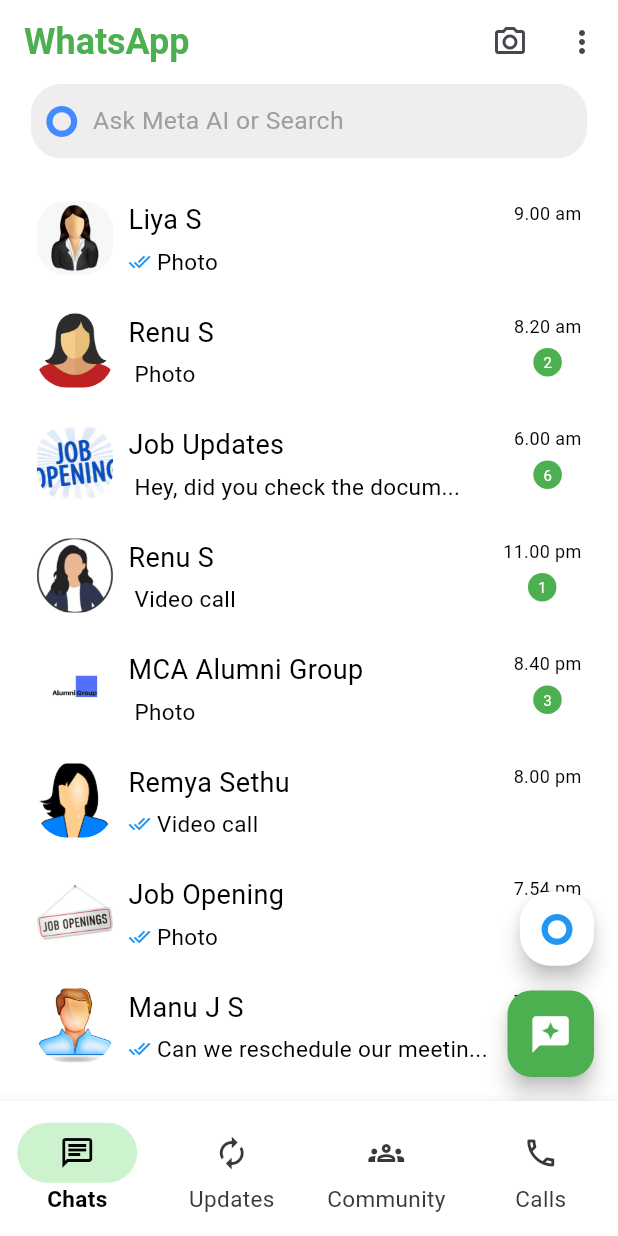
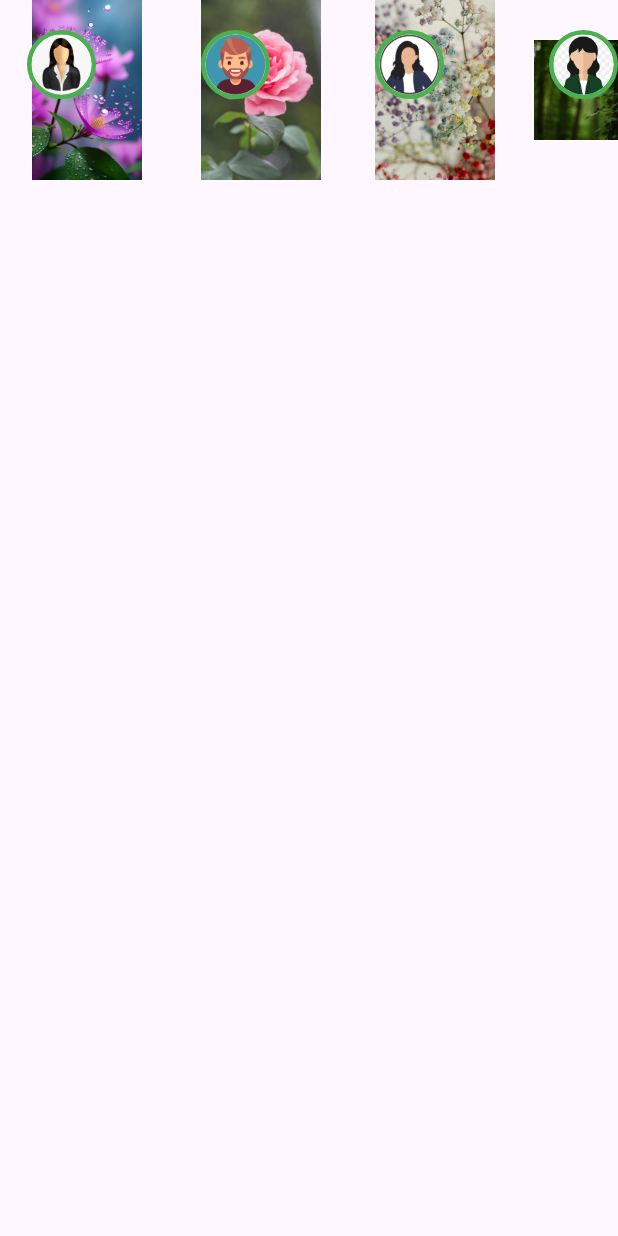
Before and after one commit to ardrajiji/WhatsApp_design, a Flutter app: the screen it shows after launch, on a phone screen of 412 x 824 dp. Run offline on Flutter 3.47's test engine with Material 3 defaults, Android fonts, the phone set to English and light mode, and no system bars.

Commit message:
"Updated main.dart to use StatusHome as home, added basic layout to CommunityView, modified UpdateHome and ChannelUpdate widgets, and refactored StatusUpdatePAge widget."

```diff
--- a/lib/main.dart
+++ b/lib/main.dart
@@ -2,6 +2,7 @@ import 'package:flutter/material.dart';
 import 'package:whatsapp/views/call_home.dart';
 import 'package:whatsapp/views/chat_home.dart';
 import 'package:whatsapp/views/home.dart';
+import 'package:whatsapp/views/status_home.dart';
 import 'package:whatsapp/views/updatehome.dart';
 import 'package:whatsapp/widget/calls.dart';
 import 'package:whatsapp/widget/chat.dart';
@@ -38,7 +39,7 @@ class MyApp extends StatelessWidget {
         colorScheme: ColorScheme.fromSeed(seedColor: Colors.deepPurple),
         useMaterial3: true,
       ),
-      home:   const HomePage(),
+      home: StatusHome(),
     );
   }
 }
--- a/lib/views/communityhome.dart
+++ b/lib/views/communityhome.dart
@@ -5,6 +5,13 @@ class CommunityView extends StatelessWidget {
 
   @override
   Widget build(BuildContext context) {
-    return const Placeholder();
+    return Scaffold(
+      appBar: AppBar(
+        title: const Text('Community'),
+      ),
+      body: const Center(
+
+      )
+    );
   }
 }
--- /dev/null
+++ b/lib/views/status_home.dart
@@ -0,0 +1,92 @@
+import 'package:flutter/material.dart';
+import 'package:whatsapp/widget/status.dart';
+
+class StatusHome extends StatelessWidget {
+  final List<Map<String, dynamic>> statusdetails = [
+    {
+    "name": "Liya S",
+    "profileImage": "assets/users/user1.jpg",
+    "statusImage": "assets/status/status1.jpg",
+    "status": "0",
+  },
+  {
+    "name": "Hari",
+    "profileImage": "assets/users/user7.png",
+    "statusImage": "assets/status/status2.jpg",
+    "status": "0",
+  },
+
+  {
+    "name": "Aleena George",
+    "profileImage": "assets/users/user3.webp",
+    "statusImage": "assets/status/status3.jpg",
+    "status": "0",
+  },
+  {
+    "name": "Maya k",
+    "profileImage": "assets/users/user6.jpg",
+   "statusImage": "assets/status/status6.jpg",
+    "status": "0",
+  },
+  {
+    "name": "Remya Sethu",
+    "profileImage": "assets/users/user4.png",
+    "statusImage": "assets/status/status4.jpg",
+    "status": "1",
+  },
+
+  {
+    "name": "Manu J S",
+    "profileImage": "assets/users/user5.png",
+   "statusImage": "assets/status/status5.jpg",
+    "status": "1",
+  },
+
+  {
+    "name": "Renu S",
+    "profileImage": "assets/users/user2.png",
+    "statusImage": "assets/status/status2.jpg",
+    "status": "1",
+  },
+  {
+    "name": "Anu S",
+    "profileImage": "assets/users/user8.png",
+    "statusImage": "assets/status/status8.jpg",
+    "status": "1",
+  },
+
+  ];
+
+ StatusHome({super.key});
+
+  @override
+  Widget build(BuildContext context) {
+    return  Scaffold(
+    body: Column(
+    children: [
+    SizedBox(
+      height: 120, // Define a fixed height for horizontal ListView
+      child: ListView.builder(
+        itemCount: statusdetails.length,
+        scrollDirection: Axis.horizontal,
+        itemBuilder: (context, index) {
+          final item = statusdetails[index];
+          return Padding(
+            padding: const EdgeInsets.symmetric(horizontal: 8.0),
+            child: StatusUpdatePAge(
+              name: item['name'],
+              statusImage: item['statusImage'],
+              profileImage: item['profileImage'],
+              status: item['status'],
+            ),
+          );
+        },
+      ),
+    ),
+    // Other children of the Column can go here
+  ],
+  ),
+
+    );
+  }
+}
--- a/lib/views/updatehome.dart
+++ b/lib/views/updatehome.dart
@@ -1,6 +1,7 @@
 import 'package:flutter/material.dart';
 import 'package:whatsapp/views/ViewAllChannel.dart';
 import 'package:whatsapp/views/channel.dart';
+import 'package:whatsapp/views/status_home.dart';
 import 'package:whatsapp/widget/channel.dart';
 import 'package:whatsapp/widget/update.dart';
 
@@ -83,6 +84,7 @@ class UpdateHome extends StatelessWidget {
           Row(
             mainAxisAlignment: MainAxisAlignment.spaceBetween,
             children: [
+              //StatusHome(),
               const Padding(
                 padding: EdgeInsets.all(10.0),
                 child: Text(
@@ -154,7 +156,9 @@ class UpdateHome extends StatelessWidget {
               },
             ),
           ),
+
         ],
+
       ),
     );
   }
--- a/lib/widget/channel.dart
+++ b/lib/widget/channel.dart
@@ -21,10 +21,10 @@ class ChannelUpdate extends StatelessWidget {
         crossAxisAlignment: CrossAxisAlignment.start,
         children: [
           ClipRRect(
-            borderRadius: const BorderRadius.all(Radius.circular(10)),
+            borderRadius: const BorderRadius.all(Radius.circular(25)),
             child: Image.asset(
               image1,
-              width: screenWidth * 0.1 + 20,
+              width: screenWidth * 0.1 + 13,
               height: screenHeight * 0.06,
               fit: BoxFit.cover,
             ),
@@ -34,6 +34,8 @@ class ChannelUpdate extends StatelessWidget {
             child: Column(
               crossAxisAlignment: CrossAxisAlignment.start,
               children: [
+                Row(
+                  children: [
                     Text(
                       name1,
                       style: const TextStyle(
@@ -41,6 +43,12 @@ class ChannelUpdate extends StatelessWidget {
                         color: Colors.black,
                       ),
                     ),
+                    const Icon(Icons.verified,
+                    color:Colors.blue,
+                    size: 16,),
+                  ],
+                ),
+
                 const SizedBox(height: 4),
                 Row(
                   children: [
--- a/lib/widget/status.dart
+++ b/lib/widget/status.dart
@@ -4,57 +4,70 @@ class StatusUpdatePAge extends StatelessWidget {
   final String statusImage;
   final String name;
   final String profileImage;
+  final String status;
 
   const StatusUpdatePAge({super.key,
   required this.statusImage,
   required this.name,
   required this.profileImage,
+  required this.status,
 
   });
 
   @override
   Widget build(BuildContext context) {
-    return Container(
-      child:Stack(
+    return  Container(
+            child: Stack(
               children: [
-              SizedBox(
-                width: 200,
-                height: 200,
-                child: Image.asset("assets/status/channel1.jpg"),
+                // Background Image
+                 Container(
+                  //width: 100,
+                  //height: 200,
+                  decoration: BoxDecoration(
+                   borderRadius: BorderRadius.circular(10),
                   ),
+                  child: Image.asset(statusImage,
+                  width: 100,
+                  height: 200,),
+                ),
+                // Overlay image at the top-right corner
                 Positioned(
-              top: 50,
-              left: 50,
+                  top: 20,
+                  left: 10, // Aligning it on the right side
                   child: Container(
                     decoration: BoxDecoration(
                       color: Colors.grey[300], // Optional background color for contrast
                       border: Border.all(
-                    color: Colors.grey, // Border color
-                    width: 3,          // Border width
+                        color: Colors.green, // Border color
+                        width: 3, // Border width
                       ),
-                  borderRadius: BorderRadius.circular(18), // Match the image's rounded corners
+                      borderRadius: BorderRadius.circular(25), // Match the image's rounded corners
                     ),
                     child: ClipRRect(
-                  borderRadius: const BorderRadius.all(Radius.circular(18)),
+                      borderRadius: const BorderRadius.all(Radius.circular(25)),
                       child: Image.asset(
-                    "assets/status/channel1.jpg",
-                    width: 100,
-                    height: 100,
+                       profileImage,
+                        width: 40,
+                        height: 40,
                         fit: BoxFit.cover,
                       ),
                     ),
                   ),
                 ),
-            const Positioned(
-              right: 50,
-              bottom: 20,
-              child: Text("name",
-              style: TextStyle(fontSize: 10,
-              color: Colors.white),),
+                // Text positioned at the bottom-right corner
+                 Positioned(
+                  right: 340, // Aligning it on the right side
+                  bottom: 25, // Adjusting the vertical alignment
+                  child: Text(
+                    name,
+                    style: const TextStyle(
+                      fontSize: 10,
+                      color: Colors.white,
                     ),
-
+                  ),
+                ),
               ],
-          )
+            ),
           );
          }
 }
```
Also changed, not shown: assets/status/status1.jpg (added), assets/status/status2.jpg (added), assets/status/status3.jpg (added), assets/status/status4.jpg (added), assets/status/status5.jpg (added), assets/status/status6.jpg (added), assets/status/status7.jpg (added), assets/status/status8.jpg (added). Lines whose indentation alone changed are shown as unchanged.
